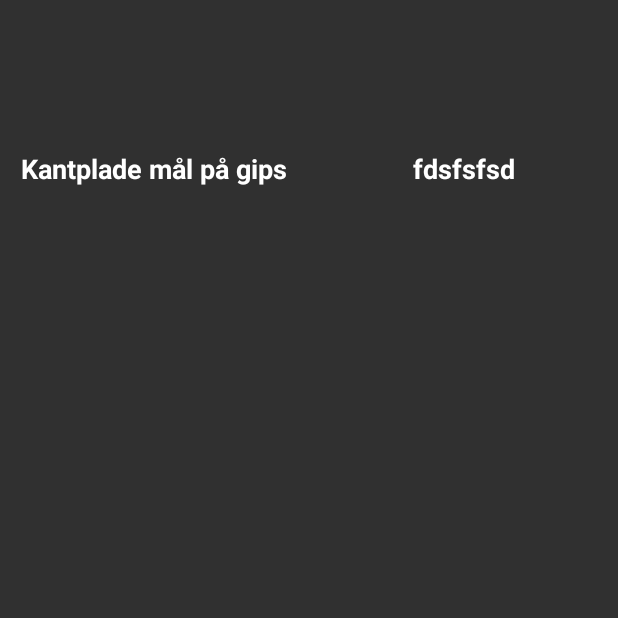
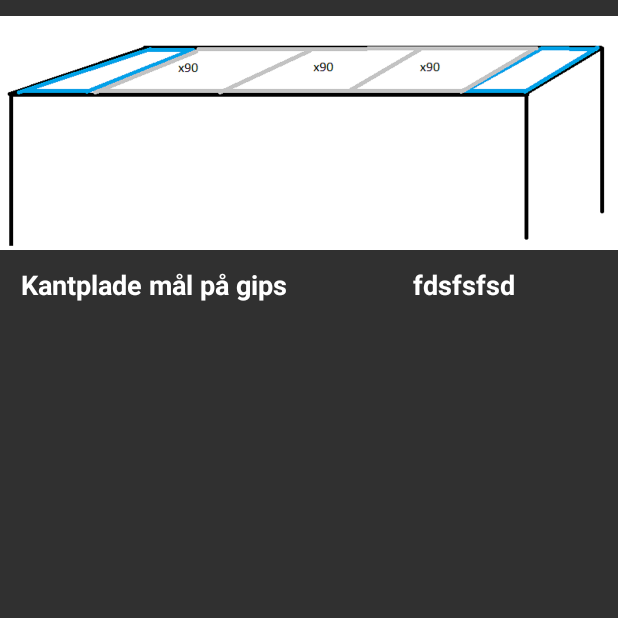
Before and after one commit to ZAN1/tomrer, an Android app: the GipsLoftResult screen opened directly, with no data from a screen before it, on a phone screen of 412 x 824 dp, the top half of it. Run offline under Robolectric (Android 15) with nearby library versions, the phone set to English and light mode, and no system bars; 1 statement that could not run was skipped.

Commit message:
er ved at lave billede

```diff
--- a/MyApplication/app/src/main/res/layout/activity_gips_loft_result.xml
+++ b/MyApplication/app/src/main/res/layout/activity_gips_loft_result.xml
@@ -15,12 +15,21 @@
         android:orientation="vertical"
 
         >
-        <ImageView
-            android:layout_width="match_parent"
-            android:layout_height="100dp"
-            android:layout_gravity="center"/>
 
 
+    <LinearLayout
+        android:layout_width="wrap_content"
+        android:layout_height="wrap_content"
+        android:orientation="horizontal">
+
+        <ImageView
+            android:id="@+id/imageView"
+            android:layout_width="wrap_content"
+            android:layout_height="177dp"
+            android:layout_gravity="center"
+            android:src="@drawable/gipsloft" />
+
+    </LinearLayout>
 
         <LinearLayout
             android:layout_width="match_parent"
```
Also changed, not shown: MyApplication/app/src/main/java/com/tomrer/klisterdk/tomrer/Gips/GipsLoftResult.java (line endings or trailing spaces), MyApplication/app/src/main/res/drawable/gipsloft.png (added).
